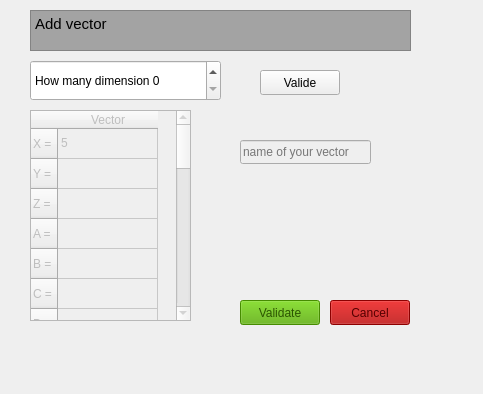
First picture: the form in Affichage/addvectwindow.ui, repository Samy206/Evaluation_vectorielle, before the edit.
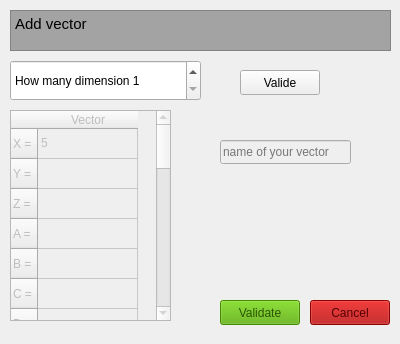
Second picture: the form after the edit.

Diff of the .ui file:
```diff
--- a/Affichage/addvectwindow.ui
+++ b/Affichage/addvectwindow.ui
@@ -6,8 +6,8 @@
    <rect>
     <x>0</x>
     <y>0</y>
-    <width>483</width>
-    <height>394</height>
+    <width>400</width>
+    <height>344</height>
    </rect>
   </property>
   <property name="windowTitle">
@@ -19,7 +19,7 @@
    </property>
    <property name="geometry">
     <rect>
-     <x>30</x>
+     <x>10</x>
      <y>110</y>
      <width>161</width>
      <height>211</height>
@@ -170,7 +170,7 @@
    </property>
    <property name="geometry">
     <rect>
-     <x>240</x>
+     <x>220</x>
      <y>300</y>
      <width>80</width>
      <height>25</height>
@@ -646,7 +646,7 @@
    </property>
    <property name="geometry">
     <rect>
-     <x>330</x>
+     <x>310</x>
      <y>300</y>
      <width>80</width>
      <height>25</height>
@@ -1101,7 +1101,7 @@
   <widget class="QPushButton" name="Button_valide1">
    <property name="geometry">
     <rect>
-     <x>260</x>
+     <x>240</x>
      <y>70</y>
      <width>80</width>
      <height>25</height>
@@ -1114,7 +1114,7 @@
   <widget class="QSpinBox" name="spinBox">
    <property name="geometry">
     <rect>
-     <x>30</x>
+     <x>10</x>
      <y>60</y>
      <width>191</width>
      <height>41</height>
@@ -1123,11 +1123,17 @@
    <property name="prefix">
     <string>How many dimension </string>
    </property>
+   <property name="minimum">
+    <number>1</number>
+   </property>
+   <property name="maximum">
+    <number>25</number>
+   </property>
   </widget>
   <widget class="QTextBrowser" name="Display_title">
    <property name="geometry">
     <rect>
-     <x>30</x>
+     <x>10</x>
      <y>10</y>
      <width>381</width>
      <height>41</height>
@@ -1589,7 +1595,7 @@
    </property>
    <property name="geometry">
     <rect>
-     <x>240</x>
+     <x>220</x>
      <y>140</y>
      <width>131</width>
      <height>24</height>
```
Left out of the diff: 3 changed lines with no effect on the pictures.
